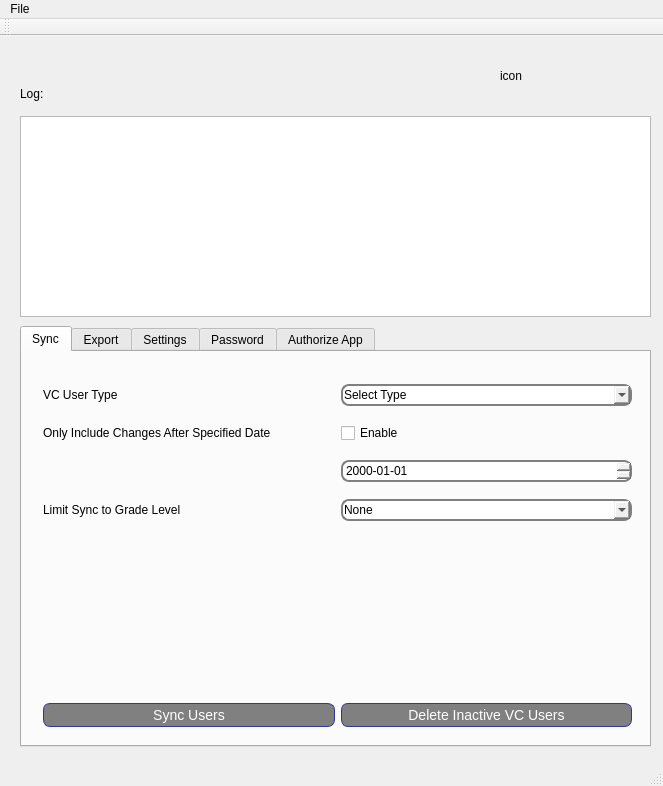
This is qt-lightspeed-pos-vc-connector/mainwindow.ui in beckf/lightspeed-vc-connector as Qt 5 draws it before an edit. The edited form follows.
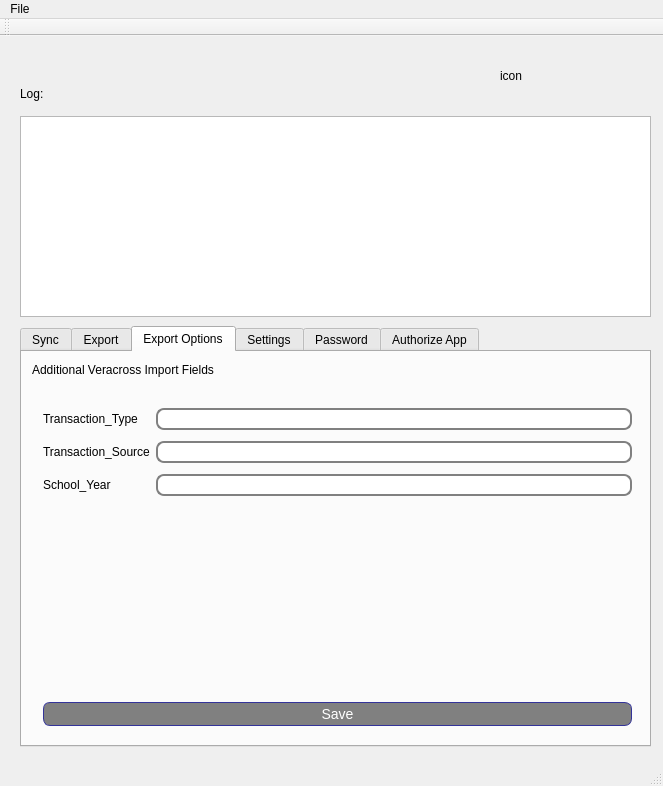
This is the edited form.

Commit message: vc export updates

The edit to the form file:
```diff
--- a/qt-lightspeed-pos-vc-connector/mainwindow.ui
+++ b/qt-lightspeed-pos-vc-connector/mainwindow.ui
@@ -93,7 +93,7 @@
      <string notr="true"/>
     </property>
     <property name="currentIndex">
-     <number>0</number>
+     <number>2</number>
     </property>
     <widget class="QWidget" name="tab_Sync">
      <attribute name="title">
@@ -432,6 +432,85 @@
       </layout>
      </widget>
     </widget>
+    <widget class="QWidget" name="tab_ExportOptions">
+     <attribute name="title">
+      <string>Export Options</string>
+     </attribute>
+     <widget class="QWidget" name="gridLayoutWidget_5">
+      <property name="geometry">
+       <rect>
+        <x>10</x>
+        <y>40</y>
+        <width>611</width>
+        <height>121</height>
+       </rect>
+      </property>
+      <layout class="QGridLayout" name="gridLayout_5">
+       <item row="1" column="1">
+        <widget class="QLineEdit" name="txt_ExportOptionsTransactionSource"/>
+       </item>
+       <item row="0" column="1">
+        <widget class="QLineEdit" name="txt_ExportOptionsTransactionType"/>
+       </item>
+       <item row="1" column="0">
+        <widget class="QLabel" name="label_21">
+         <property name="text">
+          <string>Transaction_Source</string>
+         </property>
+        </widget>
+       </item>
+       <item row="0" column="0">
+        <widget class="QLabel" name="label_20">
+         <property name="text">
+          <string>Transaction_Type</string>
+         </property>
+        </widget>
+       </item>
+       <item row="2" column="0">
+        <widget class="QLabel" name="label_22">
+         <property name="text">
+          <string>School_Year</string>
+         </property>
+        </widget>
+       </item>
+       <item row="2" column="1">
+        <widget class="QLineEdit" name="txt_ExportOptionsSchoolYear"/>
+       </item>
+      </layout>
+     </widget>
+     <widget class="QLabel" name="label_23">
+      <property name="geometry">
+       <rect>
+        <x>10</x>
+        <y>10</y>
+        <width>251</width>
+        <height>16</height>
+       </rect>
+      </property>
+      <property name="text">
+       <string>Additional Veracross Import Fields</string>
+      </property>
+     </widget>
+     <widget class="QWidget" name="verticalLayoutWidget_2">
+      <property name="geometry">
+       <rect>
+        <x>10</x>
+        <y>339</y>
+        <width>611</width>
+        <height>41</height>
+       </rect>
+      </property>
+      <layout class="QVBoxLayout" name="verticalLayout_2">
+       <item>
+        <widget class="QPushButton" name="btn_SaveExportOptions">
+         <property name="text">
+          <string>Save</string>
+         </property>
+        </widget>
+       </item>
+      </layout>
+     </widget>
+    </widget>
     <widget class="QWidget" name="tab_Settings">
      <attribute name="title">
       <string>Settings</string>
```
The commit also changes 9 other files.
